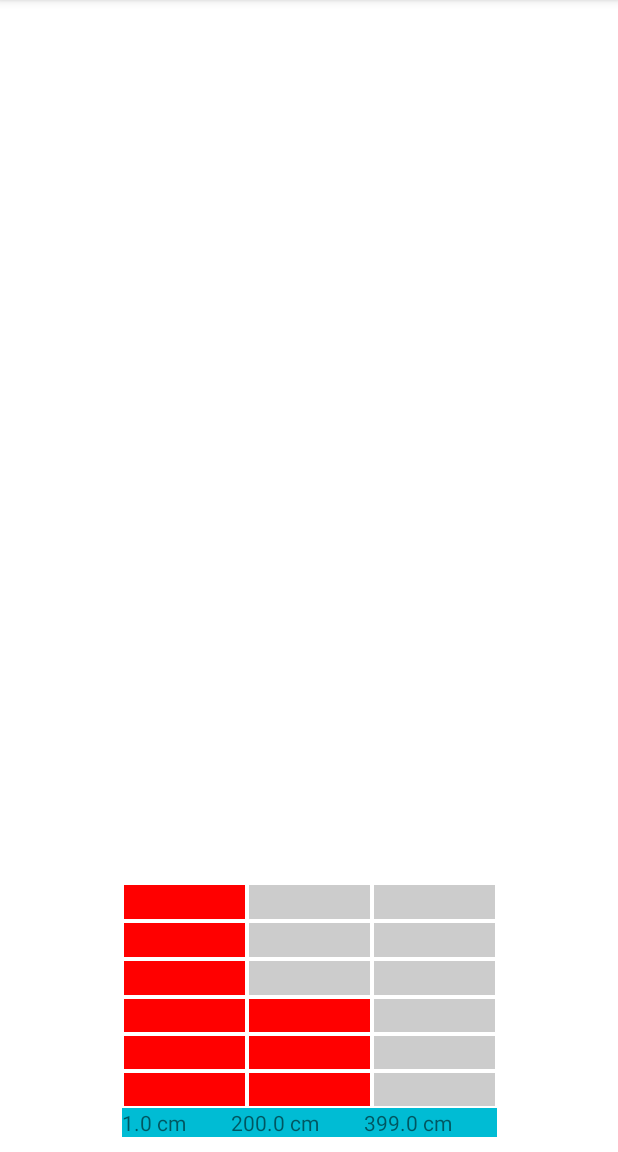
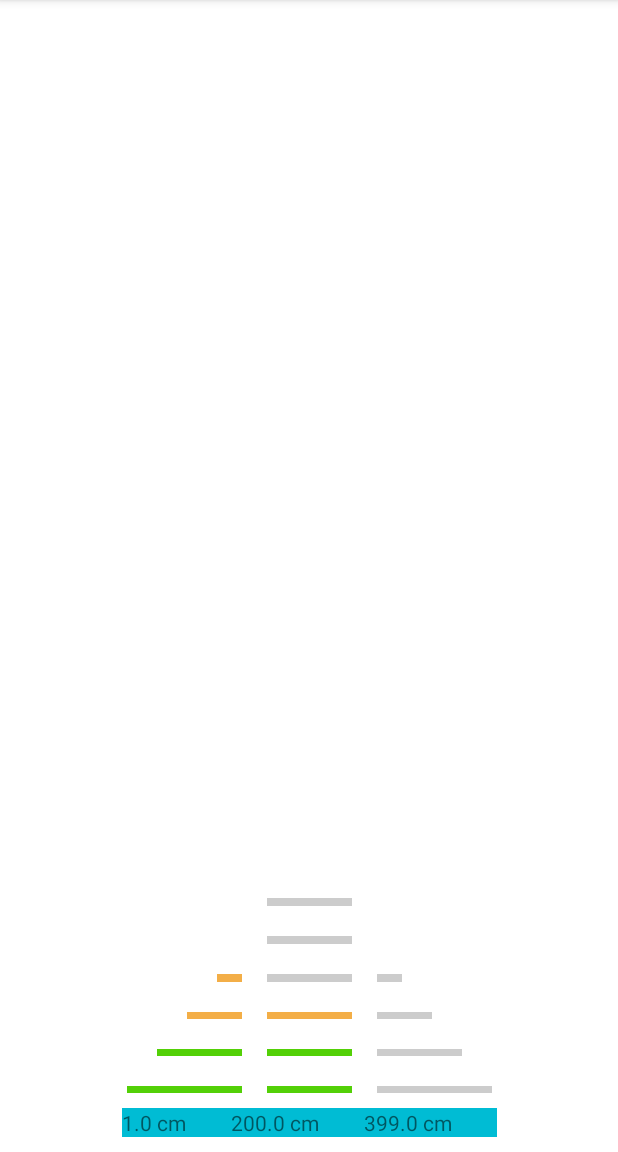
Before and after one commit to emanuelena49/iot-parking-app, an Android app: the screen it shows after launch (MainActivity), on a phone screen of 412 x 824 dp, the part 84-1236 px from its top. Run offline under Robolectric (Android 15) with nearby library versions, the phone set to English and light mode, and no system bars.

Commit message:
Pyramid effect on graphical distance indicator + colors

```diff
--- a/app/src/main/java/uniud/iot/lab/MainActivity.java
+++ b/app/src/main/java/uniud/iot/lab/MainActivity.java
@@ -73,18 +73,32 @@ public class MainActivity extends AppCompatActivity {
         Map<String, GraphicalDistancesColumn> cols =
                 new HashMap<String, GraphicalDistancesColumn>();
 
+        // create colors
+        List<Integer> colors = new ArrayList<Integer>();
+        colors.add(Color.parseColor("#B11414"));
+        colors.add(Color.parseColor("#F3AE47"));
+        colors.add(Color.parseColor("#53D007"));
+
+        int colorOff = Color.LTGRAY;
+        int colorError = Color.parseColor("#B11414");
 
         cols.put("left", buildGraphicalDistanceCol(
                 findViewById(R.id.grahicalDistanceDisplayerLeft),
-                nCells, minDistance, maxDistance));
+                nCells, minDistance, maxDistance, Gravity.RIGHT,
+                colors, colorOff, colorError
+        ));
 
         cols.put("center", buildGraphicalDistanceCol(
                 findViewById(R.id.grahicalDistanceDisplayerCenter),
-                nCells, minDistance, maxDistance));
+                nCells, minDistance, maxDistance, Gravity.CENTER,
+                colors, colorOff, colorError
+        ));
 
         cols.put("right", buildGraphicalDistanceCol(
                 findViewById(R.id.grahicalDistanceDisplayerRight),
-                nCells, minDistance, maxDistance));
+                nCells, minDistance, maxDistance, Gravity.LEFT,
+                colors, colorOff, colorError
+        ));
 
         return new GraphicalDistancesDisplay(cols, distancesProvider);
     }
@@ -99,16 +113,9 @@ public class MainActivity extends AppCompatActivity {
      */
     private GraphicalDistancesColumn buildGraphicalDistanceCol(
             LinearLayout column, int nCells,
-            Float minDistance, Float maxDistance) {
-
-        LinearLayout.LayoutParams param = new LinearLayout.LayoutParams(
-                LinearLayout.LayoutParams.MATCH_PARENT,
-                LinearLayout.LayoutParams.MATCH_PARENT,
-                1.0f
-        );
-
-        param.setMargins(2, 2, 2, 2);
-
+            Float minDistance, Float maxDistance,
+            int gravity, List<Integer> colors,
+            int colorOff, int colorError) {
 
         // list of cell I have to return
         List<GraphicalDistanceColumnCell> cells = new ArrayList<GraphicalDistanceColumnCell>();
@@ -116,14 +123,46 @@ public class MainActivity extends AppCompatActivity {
         for(int i=0; i<nCells; i++) {
             TextView row = new TextView(this);
 
+            // create element style
+            LinearLayout.LayoutParams param = new LinearLayout.LayoutParams(
+                    LinearLayout.LayoutParams.MATCH_PARENT,
+                    LinearLayout.LayoutParams.MATCH_PARENT,
+                    1.0f
+            );
+
+            // manage margin (and "pyramid effect")
+            int topBottomMargin = 15;
+
+            int rightMargin = 5;
+            int leftMargin = 5;
+            int k = 30;
+
+            switch (gravity){
+                case Gravity.LEFT:
+                    rightMargin += k*(nCells-i-1);
+                    break;
+                case Gravity.RIGHT:
+                    leftMargin += k*(nCells-i-1);
+                    break;
+                default:
+                    rightMargin += 15;
+                    leftMargin += 15;
+                    break;
+            }
+
+            param.setMargins(leftMargin, topBottomMargin, rightMargin, topBottomMargin);
+
             // set style
             row.setLayoutParams(param);
 
             // add row to UI
             column.addView(row);
 
+            // manage color
+            int color = colors.get(i*colors.size()/nCells);
+
             // create the abstract class which will control it and add it to the cell list
-            cells.add(new GraphicalDistanceColumnCell(row, Color.RED, Color.LTGRAY, Color.RED));
+            cells.add(new GraphicalDistanceColumnCell(row, color, colorOff, colorError));
         }
 
         return new GraphicalDistancesColumn(cells, minDistance, maxDistance);
--- a/app/src/main/res/layout/activity_main.xml
+++ b/app/src/main/res/layout/activity_main.xml
@@ -27,6 +27,7 @@
                 android:layout_width="0dp"
                 android:layout_height="match_parent"
                 android:layout_weight=".33"
+                android:gravity="right"
                 android:orientation="vertical"></LinearLayout>
 
             <LinearLayout
@@ -41,6 +42,7 @@
                 android:layout_width="0dp"
                 android:layout_height="match_parent"
                 android:layout_weight=".33"
+                android:gravity="left"
                 android:orientation="vertical"></LinearLayout>
         </LinearLayout>
 
```
